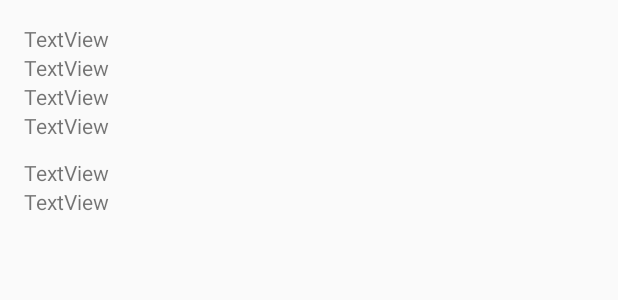
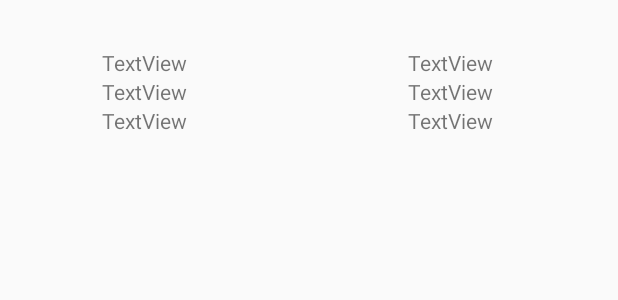
Before and after one commit to ckallum/SPE-HWB, an Android app: the layout list_item.xml on its own in the app's theme, with its tools: preview values and no code run, on a phone screen of 412 x 824 dp. Shown: the top 300 px of the screen. Run offline under Robolectric (Android 15) with nearby library versions, the phone set to English and light mode, and no system bars.

```diff
--- a/Application/app/src/main/res/layout/fragment_events.xml
+++ b/Application/app/src/main/res/layout/fragment_events.xml
@@ -12,6 +12,8 @@
         android:layout_height="match_parent"
         app:layout_constraintBottom_toBottomOf="parent"
         app:layout_constraintEnd_toEndOf="parent"
+        app:layout_constraintHorizontal_bias="0.0"
         app:layout_constraintStart_toStartOf="parent"
-        app:layout_constraintTop_toTopOf="parent" />
+        app:layout_constraintTop_toTopOf="parent"
+        app:layout_constraintVertical_bias="0.0" />
 </androidx.constraintlayout.widget.ConstraintLayout>
--- a/Application/app/src/main/res/layout/list_item.xml
+++ b/Application/app/src/main/res/layout/list_item.xml
@@ -1,5 +1,6 @@
 <?xml version="1.0" encoding="utf-8"?>
-<androidx.constraintlayout.widget.ConstraintLayout xmlns:android="http://schemas.android.com/apk/res/android"
+<androidx.constraintlayout.widget.ConstraintLayout
+    xmlns:android="http://schemas.android.com/apk/res/android"
     xmlns:app="http://schemas.android.com/apk/res-auto"
     xmlns:tools="http://schemas.android.com/tools"
     android:layout_width="match_parent"
@@ -10,6 +11,8 @@
         android:id="@+id/list_name"
         android:layout_width="wrap_content"
         android:layout_height="wrap_content"
+        android:layout_marginStart="52dp"
+        android:layout_marginTop="16dp"
         android:text="TextView"
         app:layout_constraintStart_toStartOf="parent"
         app:layout_constraintTop_toTopOf="parent" />
@@ -18,6 +21,18 @@
         android:id="@+id/list_location"
         android:layout_width="wrap_content"
         android:layout_height="wrap_content"
+        android:layout_marginStart="52dp"
+        android:text="TextView"
+        app:layout_constraintBottom_toBottomOf="parent"
+        app:layout_constraintStart_toStartOf="parent"
+        app:layout_constraintTop_toBottomOf="@+id/list_name"
+        app:layout_constraintVertical_bias="1.0" />
+
+    <TextView
+        android:id="@+id/list_date"
+        android:layout_width="wrap_content"
+        android:layout_height="wrap_content"
+        android:layout_marginStart="52dp"
         android:text="TextView"
         app:layout_constraintBottom_toBottomOf="parent"
         app:layout_constraintStart_toStartOf="parent"
@@ -25,30 +40,21 @@
         app:layout_constraintVertical_bias="0.0" />
 
     <TextView
-        android:id="@+id/list_link"
+        android:id="@+id/list_attendees"
         android:layout_width="wrap_content"
         android:layout_height="wrap_content"
+        android:layout_marginStart="256dp"
         android:text="TextView"
         app:layout_constraintBottom_toBottomOf="parent"
         app:layout_constraintStart_toStartOf="parent"
-        app:layout_constraintTop_toBottomOf="@+id/list_location"
-        app:layout_constraintVertical_bias="0.0" />
-
-    <TextView
-        android:id="@+id/list_attendees"
-        android:layout_width="wrap_content"
-        android:layout_height="wrap_content"
-        android:text="TextView"
-        app:layout_constraintBottom_toBottomOf="parent"
-        app:layout_constraintStart_toStartOf="parent"
-        app:layout_constraintTop_toBottomOf="@+id/list_link"
+        app:layout_constraintTop_toBottomOf="@+id/list_spaces"
         app:layout_constraintVertical_bias="0.0" />
 
     <TextView
         android:id="@+id/list_interested"
         android:layout_width="wrap_content"
         android:layout_height="wrap_content"
-        android:layout_marginTop="12dp"
+        android:layout_marginStart="256dp"
         android:text="TextView"
         app:layout_constraintBottom_toBottomOf="parent"
         app:layout_constraintStart_toStartOf="parent"
@@ -59,7 +65,9 @@
         android:id="@+id/list_spaces"
         android:layout_width="wrap_content"
         android:layout_height="wrap_content"
+        android:layout_marginStart="256dp"
+        android:layout_marginTop="16dp"
         android:text="TextView"
         app:layout_constraintStart_toStartOf="parent"
-        app:layout_constraintTop_toBottomOf="@+id/list_interested" />
+        app:layout_constraintTop_toTopOf="parent" />
 </androidx.constraintlayout.widget.ConstraintLayout>
```
Also changed, not shown: Application/app/build.gradle (+5 -8 lines), Application/app/src/main/java/com/example/healthproject/EventModel.java (+8 -7 lines), Application/app/src/main/java/com/example/healthproject/Fragments/EventsFragment.java (+6 -9 lines).
